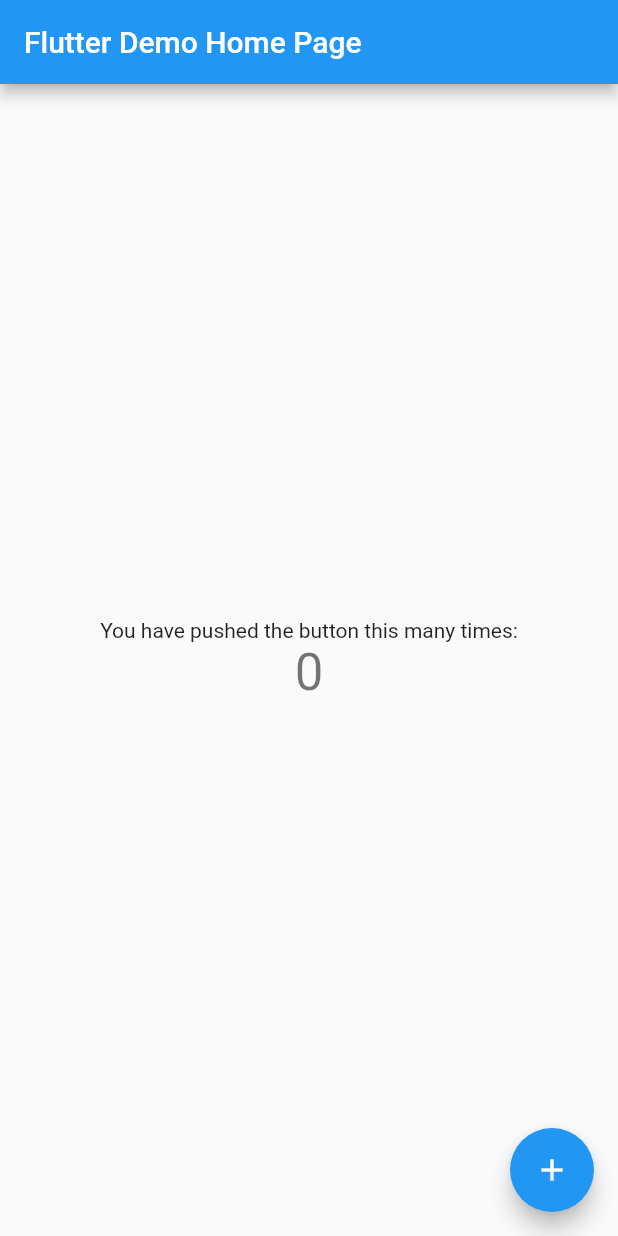
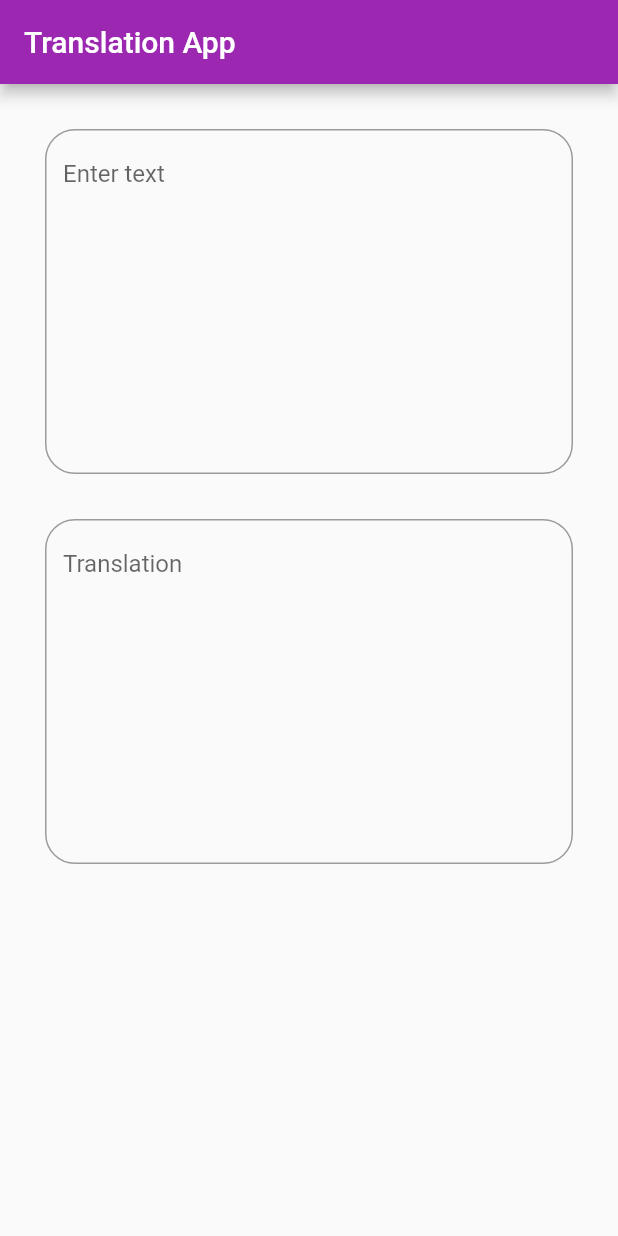
Before and after one commit to melishatrout/translation, a Flutter app: the screen it shows after launch, on a phone screen of 412 x 824 dp. Run offline on Flutter 3.47's test engine with Material 2 defaults, Android fonts, the phone set to English and light mode, and no system bars.

Commit message:
adding text-fields

```diff
--- /dev/null
+++ b/lib/api.dart
@@ -0,0 +1,12 @@
+import 'dart:io';
+/**
+ * Need methods that will do the following:
+ * 1. Connects to the API
+ * 2. Translate the text
+ * 3. Returns the translated text
+ */
+
+/// Api class connect to the google translation api and returns the translated text
+class Api {
+  final HttpClient _httpClient = HttpClient();
+}
--- a/lib/main.dart
+++ b/lib/main.dart
@@ -1,4 +1,5 @@
 import 'package:flutter/material.dart';
+import 'package:translation/translation.dart';
 
 void main() {
   runApp(MyApp());
@@ -9,7 +10,8 @@ class MyApp extends StatelessWidget {
   @override
   Widget build(BuildContext context) {
     return MaterialApp(
-      title: 'Flutter Demo',
+      title: 'Translation',
+      debugShowCheckedModeBanner: false,
       theme: ThemeData(
         // This is the theme of your application.
         //
@@ -20,15 +22,15 @@ class MyApp extends StatelessWidget {
         // or simply save your changes to "hot reload" in a Flutter IDE).
         // Notice that the counter didn't reset back to zero; the application
         // is not restarted.
-        primarySwatch: Colors.blue,
+        primarySwatch: Colors.purple,
       ),
-      home: MyHomePage(title: 'Flutter Demo Home Page'),
+      home: Translation(),
     );
   }
 }
 
 class MyHomePage extends StatefulWidget {
-  MyHomePage({Key? key, required this.title}) : super(key: key);
+  MyHomePage({Key? key}) : super(key: key);
 
   // This widget is the home page of your application. It is stateful, meaning
   // that it has a State object (defined below) that contains fields that affect
@@ -38,8 +40,6 @@ class MyHomePage extends StatefulWidget {
   // case the title) provided by the parent (in this case the App widget) and
   // used by the build method of the State. Fields in a Widget subclass are
   // always marked "final".
-
-  final String title;
 
   @override
   _MyHomePageState createState() => _MyHomePageState();
@@ -71,7 +71,7 @@ class _MyHomePageState extends State<MyHomePage> {
       appBar: AppBar(
         // Here we take the value from the MyHomePage object that was created by
         // the App.build method, and use it to set our appbar title.
-        title: Text(widget.title),
+        title: Text(""),
       ),
       body: Center(
         // Center is a layout widget. It takes a single child and positions it
--- /dev/null
+++ b/lib/translation.dart
@@ -0,0 +1,67 @@
+import 'package:flutter/material.dart';
+
+/**
+ * Translation will contain two main widgets:
+ * 1) Widget that contains the user input
+ * 2) Widget that contains the translation string
+ */
+class Translation extends StatefulWidget {
+  const Translation({Key? key}) : super(key: key);
+
+  @override
+  _TranslationState createState() => _TranslationState();
+}
+
+class _TranslationState extends State<Translation> {
+  final _inputController = TextEditingController();
+  final _outputController = TextEditingController();
+  static const String _title = 'Translation App';
+
+  @override
+  void dispose() {
+    _inputController.dispose();
+    super.dispose();
+  }
+
+  @override
+  Widget build(BuildContext context) {
+    return Scaffold(
+      appBar: AppBar(
+        title: Text(_title),
+      ),
+      body: Padding(
+        padding: EdgeInsets.all(15),
+        child: Column(
+          children: <Widget>[
+            Padding(
+              padding: EdgeInsets.all(15),
+              child: TextField(
+                decoration: InputDecoration(
+                  border: OutlineInputBorder(
+                    borderRadius: BorderRadius.circular(20),
+                  ),
+                  hintText: "Enter text",
+                ),
+                controller: _inputController,
+                maxLines: 10,
+              ),
+            ),
+            Padding(
+              padding: EdgeInsets.all(15),
+              child: TextField(
+                decoration: InputDecoration(
+                  border: OutlineInputBorder(
+                    borderRadius: BorderRadius.circular(20),
+                  ),
+                  hintText: "Translation",
+                ),
+                controller: _outputController,
+                maxLines: 10,
+              ),
+            )
+          ],
+        ),
+      ),
+    );
+  }
+}
```
Also changed, not shown: 1 other file.
